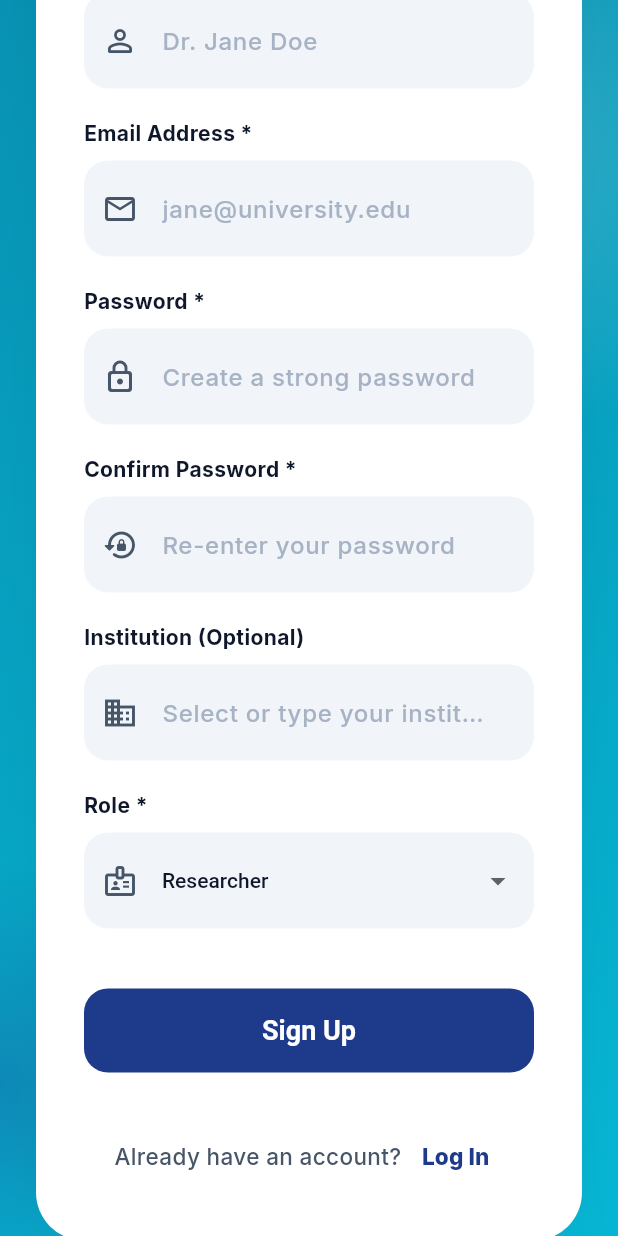
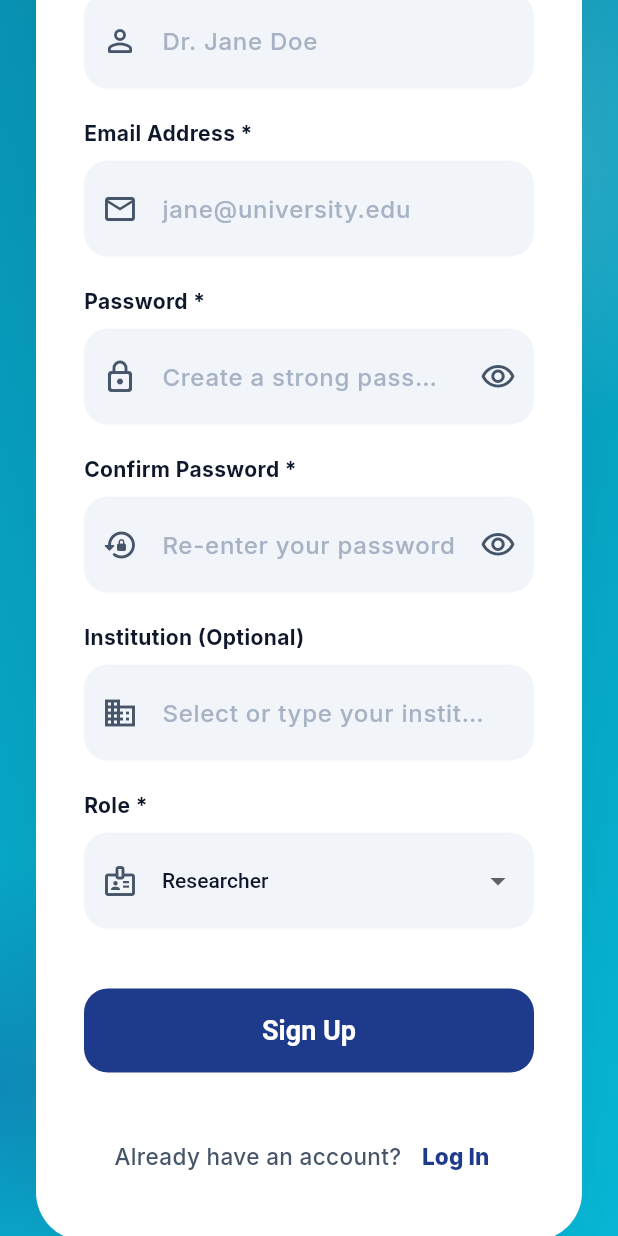
Before and after one commit to Phamphuong2004/PRM393_Projects, a Flutter app: the RegisterScreen screen opened by its route, scrolled down 576 dp, on a phone screen of 412 x 824 dp. Run offline on Flutter 3.47's test engine with Material 3 defaults, Android fonts, the phone set to English and light mode, and no system bars; our stand-ins replace dio, fl_chart, flutter_riverpod, flutter_secure_storage, freezed_annotation, go_router and 2 more; accounts and stored records are empty; network calls fail.

Commit message:
feat: add password visibility toggle (eye icon) to login and register screens

```diff
--- a/scientific_journal_trend_tracker_frontend_flutter_app/lib/features/auth/screens/register_screen.dart
+++ b/scientific_journal_trend_tracker_frontend_flutter_app/lib/features/auth/screens/register_screen.dart
@@ -25,6 +25,8 @@ class _RegisterScreenState extends ConsumerState<RegisterScreen> {
   String? _selectedInstitution;
   bool _loadingInstitutions = true;
   bool _isLoading = false;
+  bool _obscurePassword = true;
+  bool _obscureConfirmPassword = true;
   String? _errorMessage;
 
   @override
@@ -317,28 +319,13 @@ class _RegisterScreenState extends ConsumerState<RegisterScreen> {
                 keyboardType: TextInputType.emailAddress,
               ),
               const SizedBox(height: 20),
-              _buildTextField(
-                controller: _passwordController,
-                label: 'Password *',
-                hint: 'Create a strong password',
-                icon: Icons.lock_outline_rounded,
-                obscureText: true,
-                onChanged: (value) =>
-                    setState(() => _passwordScore = _calcPasswordScore(value)),
-              ),
+              _buildPasswordField(),
               if (_passwordController.text.isNotEmpty) ...[
                 const SizedBox(height: 12),
                 _buildPasswordStrength(),
               ],
               const SizedBox(height: 20),
-              _buildTextField(
-                controller: _confirmPasswordController,
-                label: 'Confirm Password *',
-                hint: 'Re-enter your password',
-                icon: Icons.lock_reset_rounded,
-                obscureText: true,
-                onChanged: (_) => setState(() {}),
-              ),
+              _buildConfirmPasswordField(),
               if (_confirmPasswordController.text.isNotEmpty &&
                   _confirmPasswordController.text != _passwordController.text) ...[
                 const SizedBox(height: 8),
@@ -572,4 +559,76 @@ class _RegisterScreenState extends ConsumerState<RegisterScreen> {
       ],
     );
   }
+
+  Widget _buildPasswordField() {
+    return Column(
+      crossAxisAlignment: CrossAxisAlignment.start,
+      children: [
+        const Text('Password *', style: TextStyle(fontWeight: FontWeight.w700, fontSize: 14, color: AppColors.textPrimary)),
+        const SizedBox(height: 8),
+        TextField(
+          controller: _passwordController,
+          obscureText: _obscurePassword,
+          onChanged: (value) => setState(() => _passwordScore = _calcPasswordScore(value)),
+          style: const TextStyle(fontWeight: FontWeight.w500),
+          decoration: InputDecoration(
+            prefixIcon: const Icon(Icons.lock_outline_rounded, color: AppColors.textSecondary),
+            suffixIcon: IconButton(
+              icon: Icon(
+                _obscurePassword ? Icons.visibility_outlined : Icons.visibility_off_outlined,
+                color: AppColors.textSecondary,
+              ),
+              onPressed: () => setState(() => _obscurePassword = !_obscurePassword),
+            ),
+            hintText: 'Create a strong password',
+            hintStyle: TextStyle(color: AppColors.textLight.withValues(alpha: 0.8)),
+            filled: true,
+            fillColor: AppColors.bg,
+            contentPadding: const EdgeInsets.all(20),
+            border: OutlineInputBorder(borderRadius: BorderRadius.circular(16), borderSide: BorderSide.none),
+            focusedBorder: OutlineInputBorder(
+              borderRadius: BorderRadius.circular(16),
+              borderSide: const BorderSide(color: AppColors.primary, width: 2),
+            ),
+          ),
+        ),
+      ],
+    );
+  }
+
+  Widget _buildConfirmPasswordField() {
+    return Column(
+      crossAxisAlignment: CrossAxisAlignment.start,
+      children: [
+        const Text('Confirm Password *', style: TextStyle(fontWeight: FontWeight.w700, fontSize: 14, color: AppColors.textPrimary)),
+        const SizedBox(height: 8),
+        TextField(
+          controller: _confirmPasswordController,
+          obscureText: _obscureConfirmPassword,
+          onChanged: (_) => setState(() {}),
+          style: const TextStyle(fontWeight: FontWeight.w500),
+          decoration: InputDecoration(
+            prefixIcon: const Icon(Icons.lock_reset_rounded, color: AppColors.textSecondary),
+            suffixIcon: IconButton(
+              icon: Icon(
+                _obscureConfirmPassword ? Icons.visibility_outlined : Icons.visibility_off_outlined,
+                color: AppColors.textSecondary,
+              ),
+              onPressed: () => setState(() => _obscureConfirmPassword = !_obscureConfirmPassword),
+            ),
+            hintText: 'Re-enter your password',
+            hintStyle: TextStyle(color: AppColors.textLight.withValues(alpha: 0.8)),
+            filled: true,
+            fillColor: AppColors.bg,
+            contentPadding: const EdgeInsets.all(20),
+            border: OutlineInputBorder(borderRadius: BorderRadius.circular(16), borderSide: BorderSide.none),
+            focusedBorder: OutlineInputBorder(
+              borderRadius: BorderRadius.circular(16),
+              borderSide: const BorderSide(color: AppColors.primary, width: 2),
+            ),
+          ),
+        ),
+      ],
+    );
+  }
 }
```
Also changed, not shown: scientific_journal_trend_tracker_frontend_flutter_app/lib/features/auth/screens/login_screen.dart (+37 -7 lines).
